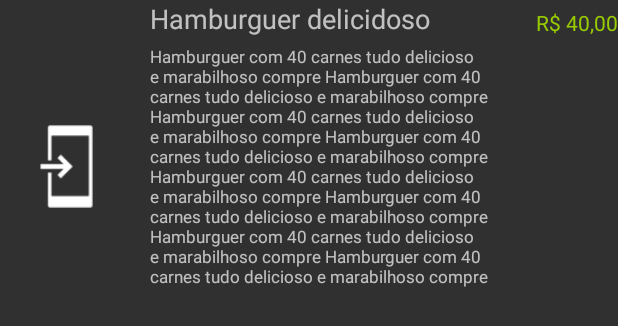
After one commit to rebecabmfonseca/projeto-devmod-fasfood, an Android app: the layout comanda_pedido.xml on its own in the app's theme, with its tools: preview values and no code run, on a phone screen of 412 x 824 dp. The commit adds this screen. Shown: the top 326 px of the screen. Run offline under Robolectric (Android 15) with nearby library versions, the phone set to English and light mode, and no system bars.

Commit message:
FinishDatabase

```diff
--- a/app/build.gradle
+++ b/app/build.gradle
@@ -23,6 +23,8 @@ android {
 
 dependencies {
     implementation fileTree(include: ['*.jar'], dir: 'libs')
+    implementation 'com.google.firebase:firebase-database:16.0.1'
+    implementation 'com.google.firebase:firebase-firestore:15.0.0'
     implementation 'com.android.support:appcompat-v7:28.0.0-alpha3'
     implementation 'com.android.support.constraint:constraint-layout:1.1.2'
     implementation 'com.android.support:support-v13:28.0.0-beta01'
@@ -34,5 +36,7 @@ dependencies {
     androidTestImplementation 'com.android.support.test.espresso:espresso-core:3.0.2'
     implementation 'com.google.firebase:firebase-core:16.0.1'
     implementation 'com.google.firebase:firebase-auth:16.0.2'
+    implementation 'com.google.code.gson:gson:2.8.5'
+
 }
 apply plugin: 'com.google.gms.google-services'
--- /dev/null
+++ b/app/src/main/res/color/colorstates.xml
@@ -0,0 +1,6 @@
+<?xml version="1.0" encoding="utf-8"?>
+<selector xmlns:android="http://schemas.android.com/apk/res/android">
+    <item android:state_checked="true" android:color="@color/ativa" />
+    <item android:state_pressed="true" android:state_enabled="true" android:color="@color/ativa" />
+    <item android:color="@color/inative"/>
+</selector>
--- a/app/src/main/res/layout/activity_mesas.xml
+++ b/app/src/main/res/layout/activity_mesas.xml
@@ -19,7 +19,7 @@
             android:layout_alignParentTop="true"
             android:layout_marginStart="55dp"
             android:layout_marginTop="189dp"
-            app:srcCompat="@drawable/mesa2" />
+            app:srcCompat="@drawable/mesa" />
 
         <ImageView
             android:id="@+id/imgMenu"
--- /dev/null
+++ b/app/src/main/res/layout/comanda_pedido.xml
@@ -0,0 +1,58 @@
+<?xml version="1.0" encoding="utf-8"?>
+<RelativeLayout xmlns:android="http://schemas.android.com/apk/res/android"
+    xmlns:app="http://schemas.android.com/apk/res-auto"
+    xmlns:tools="http://schemas.android.com/tools"
+    android:layout_width="match_parent"
+    android:layout_height="wrap_content"
+    android:paddingBottom="20dp">
+
+    <ImageView
+        android:id="@+id/bimage"
+        android:layout_width="71dp"
+        android:layout_height="71dp"
+        android:layout_alignParentLeft="true"
+        android:layout_alignParentStart="true"
+        android:layout_centerVertical="true"
+        android:layout_marginStart="11dp"
+        app:srcCompat="@drawable/common_full_open_on_phone" />
+
+    <TextView
+        android:id="@+id/bname"
+        android:layout_width="wrap_content"
+        android:layout_height="wrap_content"
+        android:layout_alignParentStart="true"
+        android:layout_alignTop="@+id/bimage"
+        android:layout_marginStart="100dp"
+        android:text="Hamburguer delicidoso"
+        android:textSize="18sp" />
+
+    <TextView
+        android:id="@+id/bdesc"
+        android:layout_width="227dp"
+        android:layout_height="wrap_content"
+        android:layout_alignParentTop="true"
+        android:layout_alignStart="@+id/bname"
+        android:layout_alignWithParentIfMissing="true"
+        android:layout_centerHorizontal="true"
+        android:layout_centerInParent="true"
+        android:layout_centerVertical="true"
+        android:gravity="top"
+        android:paddingBottom="20dp"
+        android:paddingTop="20dp"
+        android:text="TextView"
+        android:textSize="11sp"
+        tools:text="Hamburguer com 40 carnes tudo delicioso e marabilhoso compre Hamburguer com 40 carnes tudo delicioso e marabilhoso compre Hamburguer com 40 carnes tudo delicioso e marabilhoso compre Hamburguer com 40 carnes tudo delicioso e marabilhoso compre Hamburguer com 40 carnes tudo delicioso e marabilhoso compre Hamburguer com 40 carnes tudo delicioso e marabilhoso compre Hamburguer com 40 carnes tudo delicioso e marabilhoso compre Hamburguer com 40 carnes tudo delicioso e marabilhoso compre " />
+
+    <TextView
+        android:id="@+id/bprice"
+        android:layout_width="71dp"
+        android:layout_height="wrap_content"
+        android:layout_alignBottom="@+id/bname"
+        android:layout_alignParentEnd="true"
+        android:gravity="end"
+        android:text="TextView"
+        android:textAllCaps="false"
+        android:textColor="@android:color/holo_green_light"
+        tools:text="R$ 40,00" />
+
+</RelativeLayout>
--- a/app/src/main/res/menu/navigation.xml
+++ b/app/src/main/res/menu/navigation.xml
@@ -1,5 +1,6 @@
 <?xml version="1.0" encoding="utf-8"?>
-<menu xmlns:android="http://schemas.android.com/apk/res/android">
+<menu xmlns:tools="http://schemas.android.com/tools"
+    xmlns:android="http://schemas.android.com/apk/res/android">
 
     <item
         android:id="@+id/Salgados"
--- a/app/src/main/res/values/colors.xml
+++ b/app/src/main/res/values/colors.xml
@@ -4,4 +4,7 @@
     <color name="colorPrimaryDark">#303F9F</color>
     <color name="colorAccent">#FF4081</color>
     <color name="CorFundo">#2d303a</color>
+    <color name="inative">#797676</color>
+    <color name="ativa">#67a14c</color>
+
 </resources>
--- a/app/src/main/res/values/styles.xml
+++ b/app/src/main/res/values/styles.xml
@@ -1,4 +1,4 @@
-<resources>
+<resources xmlns:android="http://schemas.android.com/tools">
 
     <!-- Base application theme. -->
     <style name="AppTheme" parent="Base.Theme.AppCompat.Light.DarkActionBar">
```
Also changed, not shown: app/src/main/java/com/grupo2/devmob/projetodevmobgrupo2/MesasActivity.java (+64 -3 lines), app/src/main/java/com/grupo2/devmob/projetodevmobgrupo2/SelectCardapio.java (+171 -11 lines), app/src/main/res/layout/activity_select_cardapio.xml (+41 -2 lines), app/src/main/res/drawable/m1.png (added), app/src/main/res/drawable/m2.png (added), app/src/main/res/drawable/m3.png (added), app/src/main/res/drawable/m4.png (added).
